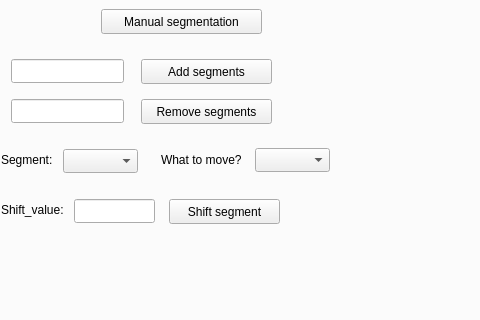
Old version of the form ExpertSystem.ui in the repository AjeyDikshit/ExpertSystem; both pictures show x 801 to 1281 and y 287 to 607 of the 1281 by 840 pixel window.
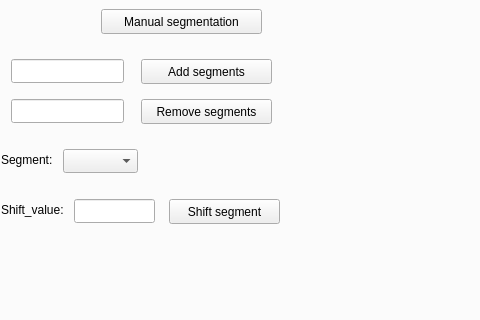
New version of the form. The open tabs and pages were chosen to show the change. Icons and pictures are not drawn. Custom widgets are drawn as their Qt base class.

Commit message: Changed segmentation logic, plotting

```diff
--- a/ExpertSystem.ui
+++ b/ExpertSystem.ui
@@ -1818,49 +1818,6 @@
        </rect>
       </property>
      </widget>
-     <widget class="QLabel" name="label_22">
-      <property name="geometry">
-       <rect>
-        <x>950</x>
-        <y>403</y>
-        <width>91</width>
-        <height>16</height>
-       </rect>
-      </property>
-      <property name="text">
-       <string>What to move?</string>
-      </property>
-     </widget>
-     <widget class="QComboBox" name="ComB_what2move">
-      <property name="geometry">
-       <rect>
-        <x>1044</x>
-        <y>399</y>
-        <width>75</width>
-        <height>24</height>
-       </rect>
-      </property>
-      <item>
-       <property name="text">
-        <string/>
-       </property>
-      </item>
-      <item>
-       <property name="text">
-        <string>Both</string>
-       </property>
-      </item>
-      <item>
-       <property name="text">
-        <string>Left</string>
-       </property>
-      </item>
-      <item>
-       <property name="text">
-        <string>Right</string>
-       </property>
-      </item>
-     </widget>
      <widget class="QLabel" name="label_23">
       <property name="geometry">
        <rect>
```
Left out of the diff: 2 changed lines with no effect on the pictures. The commit also changes 1 other file.
